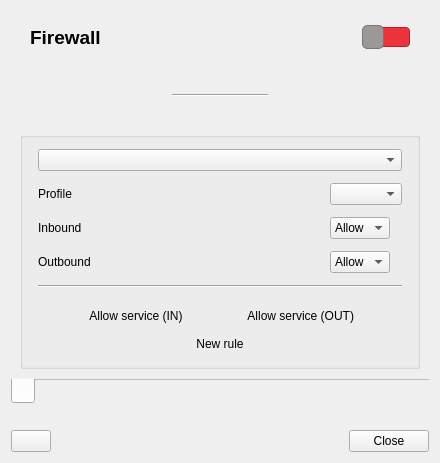
Above: ui/opensnitch/res/firewall.ui from Cthululz/opensnitch before the change. Below: the same form after it.
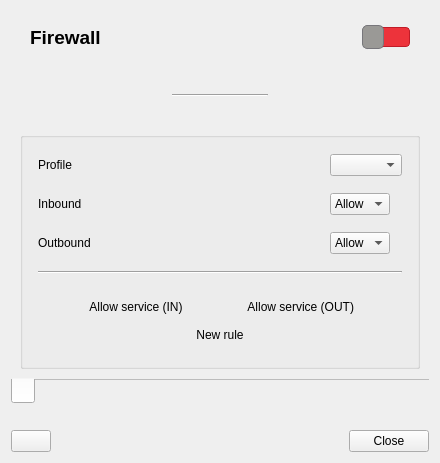
That is the form after the change. Icons and pictures are not drawn.

```diff
--- a/ui/opensnitch/res/firewall.ui
+++ b/ui/opensnitch/res/firewall.ui
@@ -256,7 +256,106 @@
           <property name="bottomMargin">
            <number>0</number>
           </property>
-          <item row="6" column="0" colspan="2">
+          <item row="4" column="0" colspan="2">
+           <widget class="Line" name="line_2">
+            <property name="sizePolicy">
+             <sizepolicy hsizetype="Minimum" vsizetype="Fixed">
+              <horstretch>0</horstretch>
+              <verstretch>0</verstretch>
+             </sizepolicy>
+            </property>
+            <property name="orientation">
+             <enum>Qt::Horizontal</enum>
+            </property>
+           </widget>
+          </item>
+          <item row="0" column="0">
+           <widget class="QLabel" name="lblProfile">
+            <property name="text">
+             <string>Profile</string>
+            </property>
+           </widget>
+          </item>
+          <item row="1" column="1">
+           <widget class="QComboBox" name="comboInput">
+            <property name="sizePolicy">
+             <sizepolicy hsizetype="Maximum" vsizetype="Fixed">
+              <horstretch>0</horstretch>
+              <verstretch>0</verstretch>
+             </sizepolicy>
+            </property>
+            <item>
+             <property name="text">
+              <string>Allow</string>
+             </property>
+             <property name="icon">
+              <iconset theme="emblem-default">
+               <normaloff>../../../../../../../../../../.designer/backup</normaloff>../../../../../../../../../../.designer/backup</iconset>
+             </property>
+            </item>
+            <item>
+             <property name="text">
+              <string>Deny</string>
+             </property>
+             <property name="icon">
+              <iconset theme="process-stop">
+               <normaloff>../../../../../../../../../../.designer/backup</normaloff>../../../../../../../../../../.designer/backup</iconset>
+             </property>
+            </item>
+           </widget>
+          </item>
+          <item row="2" column="0">
+           <widget class="QLabel" name="label_4">
+            <property name="enabled">
+             <bool>true</bool>
+            </property>
+            <property name="text">
+             <string>Outbound</string>
+            </property>
+           </widget>
+          </item>
+          <item row="1" column="0">
+           <widget class="QLabel" name="label_3">
+            <property name="text">
+             <string>Inbound</string>
+            </property>
+           </widget>
+          </item>
+          <item row="2" column="1">
+           <widget class="QComboBox" name="comboOutput">
+            <property name="enabled">
+             <bool>true</bool>
+            </property>
+            <property name="sizePolicy">
+             <sizepolicy hsizetype="Maximum" vsizetype="Fixed">
+              <horstretch>0</horstretch>
+              <verstretch>0</verstretch>
+             </sizepolicy>
+            </property>
+            <item>
+             <property name="text">
+              <string>Allow</string>
+             </property>
+             <property name="icon">
+              <iconset theme="emblem-default">
+               <normaloff>../../../../../../../../../../.designer/backup</normaloff>../../../../../../../../../../.designer/backup</iconset>
+             </property>
+            </item>
+            <item>
+             <property name="text">
+              <string>Deny</string>
+             </property>
+             <property name="icon">
+              <iconset theme="process-stop">
+               <normaloff>../../../../../../../../../../.designer/backup</normaloff>../../../../../../../../../../.designer/backup</iconset>
+             </property>
+            </item>
+           </widget>
+          </item>
+          <item row="0" column="1">
+           <widget class="QComboBox" name="comboProfile"/>
+          </item>
+          <item row="5" column="0" colspan="2">
            <layout class="QGridLayout" name="gridLayout_2">
             <property name="topMargin">
              <number>5</number>
@@ -336,108 +435,6 @@
             </item>
            </layout>
           </item>
-          <item row="3" column="1">
-           <widget class="QComboBox" name="comboOutput">
-            <property name="enabled">
-             <bool>true</bool>
-            </property>
-            <property name="sizePolicy">
-             <sizepolicy hsizetype="Maximum" vsizetype="Fixed">
-              <horstretch>0</horstretch>
-              <verstretch>0</verstretch>
-             </sizepolicy>
-            </property>
-            <item>
-             <property name="text">
-              <string>Allow</string>
-             </property>
-             <property name="icon">
-              <iconset theme="emblem-default">
-               <normaloff>../../../../../../../../../../.designer/backup</normaloff>../../../../../../../../../../.designer/backup</iconset>
-             </property>
-            </item>
-            <item>
-             <property name="text">
-              <string>Deny</string>
-             </property>
-             <property name="icon">
-              <iconset theme="process-stop">
-               <normaloff>../../../../../../../../../../.designer/backup</normaloff>../../../../../../../../../../.designer/backup</iconset>
-             </property>
-            </item>
-           </widget>
-          </item>
-          <item row="2" column="0">
-           <widget class="QLabel" name="label_3">
-            <property name="text">
-             <string>Inbound</string>
-            </property>
-           </widget>
-          </item>
-          <item row="1" column="1">
-           <widget class="QComboBox" name="comboProfile"/>
-          </item>
-          <item row="1" column="0">
-           <widget class="QLabel" name="lblProfile">
-            <property name="text">
-             <string>Profile</string>
-            </property>
-           </widget>
-          </item>
-          <item row="3" column="0">
-           <widget class="QLabel" name="label_4">
-            <property name="enabled">
-             <bool>true</bool>
-            </property>
-            <property name="text">
-             <string>Outbound</string>
-            </property>
-           </widget>
-          </item>
-          <item row="5" column="0" colspan="2">
-           <widget class="Line" name="line_2">
-            <property name="sizePolicy">
-             <sizepolicy hsizetype="Minimum" vsizetype="Fixed">
-              <horstretch>0</horstretch>
-              <verstretch>0</verstretch>
-             </sizepolicy>
-            </property>
-            <property name="orientation">
-             <enum>Qt::Horizontal</enum>
-            </property>
-           </widget>
-          </item>
-          <item row="2" column="1">
-           <widget class="QComboBox" name="comboInput">
-            <property name="sizePolicy">
-             <sizepolicy hsizetype="Maximum" vsizetype="Fixed">
-              <horstretch>0</horstretch>
-              <verstretch>0</verstretch>
-             </sizepolicy>
-            </property>
-            <item>
-             <property name="text">
-              <string>Allow</string>
-             </property>
-             <property name="icon">
-              <iconset theme="emblem-default">
-               <normaloff>../../../../../../../../../../.designer/backup</normaloff>../../../../../../../../../../.designer/backup</iconset>
-             </property>
-            </item>
-            <item>
-             <property name="text">
-              <string>Deny</string>
-             </property>
-             <property name="icon">
-              <iconset theme="process-stop">
-               <normaloff>../../../../../../../../../../.designer/backup</normaloff>../../../../../../../../../../.designer/backup</iconset>
-             </property>
-            </item>
-           </widget>
-          </item>
-          <item row="0" column="0" colspan="2">
-           <widget class="QComboBox" name="comboNodes"/>
-          </item>
          </layout>
         </widget>
        </item>
```
